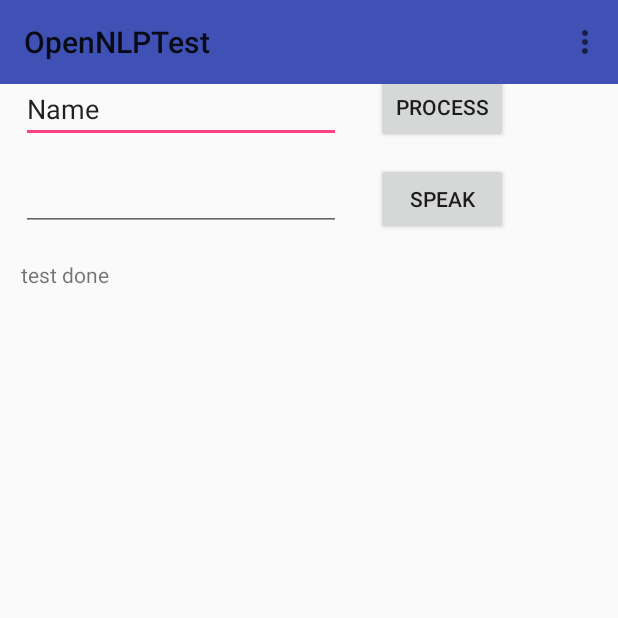
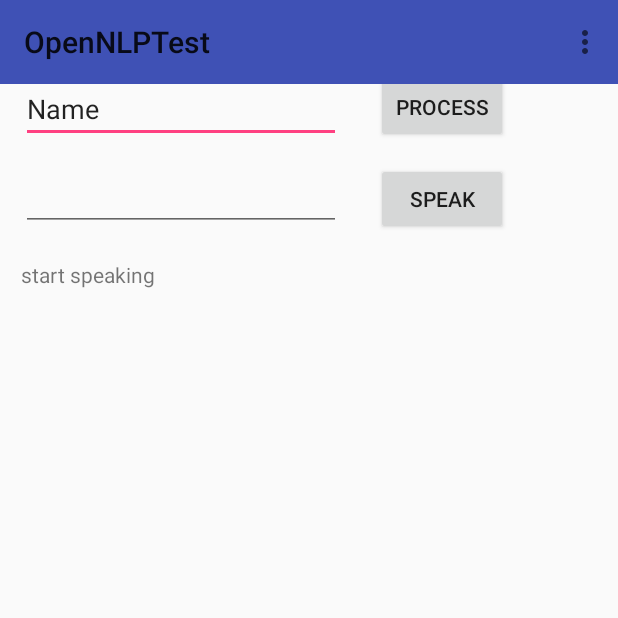
Before and after one commit to boacompiler/Personal-Assistant-Assignment, an Android app: the screen it shows after launch (MainActivity), after a tap on "SPEAK", on a phone screen of 412 x 824 dp, the top half of it. Run offline under Robolectric (Android 15) with nearby library versions, the phone set to English and light mode, and no system bars; 1 other tap on this screen came first.

Commit message:
adds back some processing now talking works

```diff
--- a/app/src/main/java/com/example/robert/opennlptest/MainActivity.java
+++ b/app/src/main/java/com/example/robert/opennlptest/MainActivity.java
@@ -41,6 +41,8 @@ import java.io.InputStream;
 import java.util.List;
 import java.util.Locale;
 
+import javax.xml.*;
+
 public class MainActivity extends AppCompatActivity {
 
     TextToSpeech tts;
@@ -51,10 +53,10 @@ public class MainActivity extends AppCompatActivity {
      static POSTagger myPOSTagger;
 
     static{
-//        mySentenceDetector = SetupSentenceDetector();
-//        myTokenizer = SetupTokenizer();
-//        myNameFinderME = SetupNameFinder();
-//        myPOSTagger = SetupPOSTagger();
+        mySentenceDetector = SetupSentenceDetector();
+        myTokenizer = SetupTokenizer();
+        myNameFinderME = SetupNameFinder();
+        myPOSTagger = SetupPOSTagger();
     }
 
     private static Context mContext;
@@ -327,6 +329,7 @@ public class MainActivity extends AppCompatActivity {
             // Do something with spokenText
             TextView t = (TextView)findViewById(R.id.myTextView);
             t.setText("test done " + spokenText);
+            tts.speak(spokenText, TextToSpeech.QUEUE_FLUSH, null);
             ThreadedProcess(spokenText);
             //Say("process completed");
         }
@@ -339,11 +342,11 @@ public class MainActivity extends AppCompatActivity {
         Ringtone r = RingtoneManager.getRingtone(getApplicationContext(), notification);
         r.play();
 
-        tts.speak("Why is this not working", TextToSpeech.QUEUE_FLUSH, null);
+        //tts.speak("Why is this not working", TextToSpeech.QUEUE_FLUSH, null);
 
-//        TextView t = (TextView)findViewById(R.id.myTextView);
-//        t.setText("start speaking");
-//        displaySpeechRecognizer();
+        TextView t = (TextView)findViewById(R.id.myTextView);
+        t.setText("start speaking");
+        displaySpeechRecognizer();
     }
 
 //    public void Say(String text)
```
